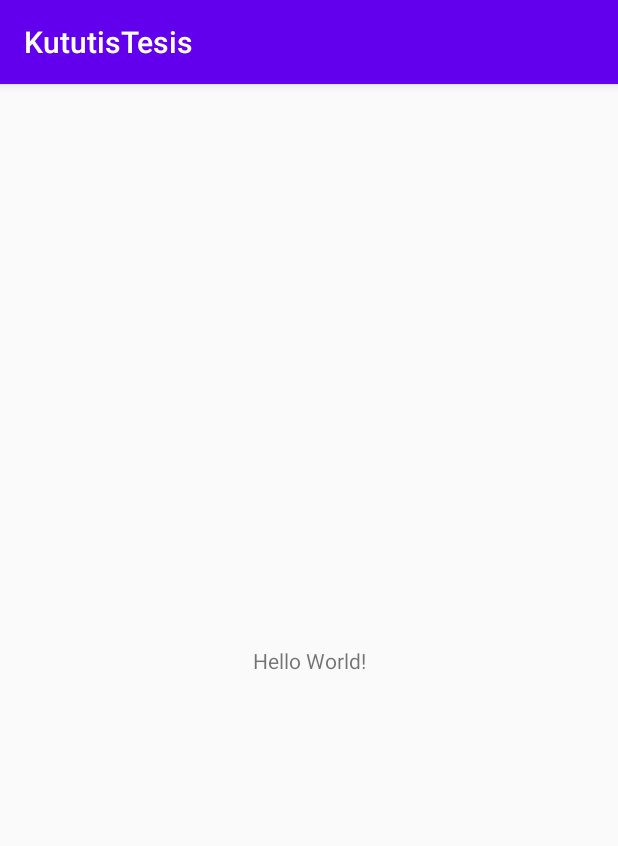
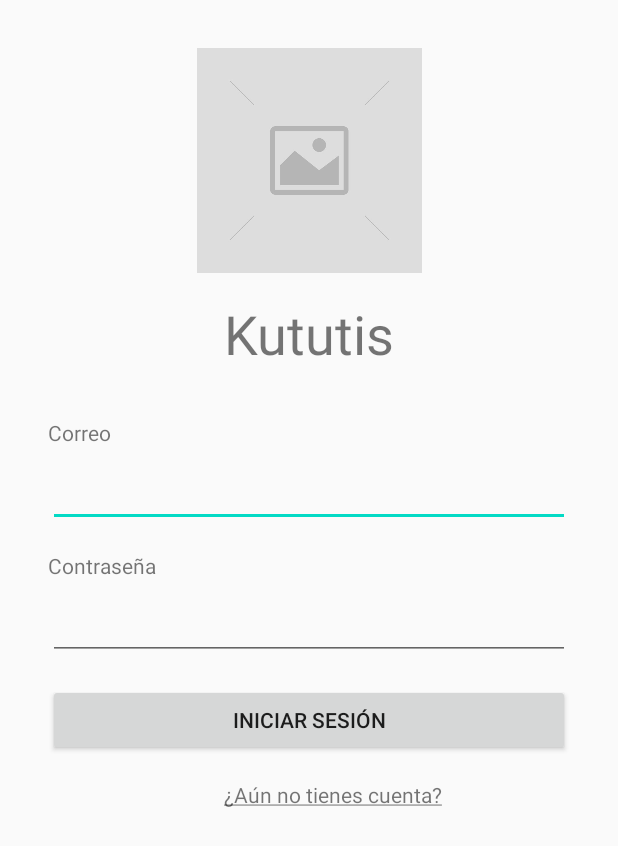
Before and after one commit to PieroAranda/Kututis2020, an Android app: the screen it shows after launch (MainActivity), on a phone screen of 412 x 824 dp. Shown: the top 846 px of the screen. Run offline under Robolectric (Android 15) with nearby library versions, the phone set to English and light mode, and no system bars.

Commit message:
Agrega la vista de Inicio de Sesión

```diff
--- a/app/src/main/java/com/example/kututistesis/MainActivity.java
+++ b/app/src/main/java/com/example/kututistesis/MainActivity.java
@@ -2,13 +2,32 @@ package com.example.kututistesis;
 
 import androidx.appcompat.app.AppCompatActivity;
 
+import android.graphics.Paint;
 import android.os.Bundle;
+import android.view.View;
+import android.widget.Button;
+import android.widget.TextView;
 
 public class MainActivity extends AppCompatActivity {
 
     @Override
     protected void onCreate(Bundle savedInstanceState) {
         super.onCreate(savedInstanceState);
-        setContentView(R.layout.activity_main);
+        getSupportActionBar().hide();
+        setContentView(R.layout.paciente_inicio_sesion);
+
+        // Instancia los elementos de la vista
+        TextView textSignUp = (TextView) findViewById(R.id.text_sign_up);
+        Button buttonSignIn = (Button) findViewById(R.id.button_sign_in);
+
+        // Subraya el texto para ir a la vista de registro
+        textSignUp.setPaintFlags(textSignUp.getPaintFlags() | Paint.UNDERLINE_TEXT_FLAG);
+
+        buttonSignIn.setOnClickListener(new View.OnClickListener() {
+            @Override
+            public void onClick(View v) {
+
+            }
+        });
     }
 }
--- /dev/null
+++ b/app/src/main/res/layout/paciente_inicio_sesion.xml
@@ -0,0 +1,103 @@
+<?xml version="1.0" encoding="utf-8"?>
+<androidx.constraintlayout.widget.ConstraintLayout xmlns:android="http://schemas.android.com/apk/res/android"
+    xmlns:tools="http://schemas.android.com/tools"
+    android:layout_width="match_parent"
+    android:layout_height="match_parent"
+    xmlns:app="http://schemas.android.com/apk/res-auto">
+
+    <ImageView
+        android:id="@+id/image_app_logo"
+        android:layout_width="150dp"
+        android:layout_height="150dp"
+        app:layout_constraintLeft_toLeftOf="parent"
+        app:layout_constraintRight_toRightOf="parent"
+        app:layout_constraintTop_toTopOf="parent"
+        android:layout_marginTop="32dp"
+        android:src="@drawable/image_placeholder"
+        />
+
+    <TextView
+        android:id="@+id/text_app_title"
+        android:layout_width="wrap_content"
+        android:layout_height="wrap_content"
+        app:layout_constraintTop_toBottomOf="@id/image_app_logo"
+        app:layout_constraintRight_toRightOf="parent"
+        app:layout_constraintLeft_toLeftOf="parent"
+        android:layout_marginTop="16dp"
+        android:text="Kututis"
+        android:textSize="36dp"
+        />
+
+    <TextView
+        android:id="@+id/text_email"
+        android:layout_width="wrap_content"
+        android:layout_height="wrap_content"
+        app:layout_constraintTop_toBottomOf="@id/text_app_title"
+        app:layout_constraintLeft_toLeftOf="parent"
+        android:layout_marginLeft="32dp"
+        android:layout_marginTop="32dp"
+        android:text="Correo"
+        />
+
+    <EditText
+        android:id="@+id/edit_text_email"
+        android:layout_width="match_parent"
+        android:layout_height="wrap_content"
+        app:layout_constraintTop_toBottomOf="@id/text_email"
+        app:layout_constraintLeft_toLeftOf="parent"
+        app:layout_constraintRight_toRightOf="parent"
+        android:layout_marginLeft="32dp"
+        android:layout_marginRight="32dp"
+        android:layout_marginTop="8dp"
+        android:text=""
+        android:maxLines="1"
+        android:inputType="textEmailAddress"/>
+
+    <TextView
+        android:id="@+id/text_password"
+        android:layout_width="wrap_content"
+        android:layout_height="wrap_content"
+        app:layout_constraintTop_toBottomOf="@id/edit_text_email"
+        app:layout_constraintLeft_toLeftOf="parent"
+        android:layout_marginLeft="32dp"
+        android:layout_marginTop="16dp"
+        android:text="Contraseña"
+        />
+
+    <EditText
+        android:id="@+id/edit_text_password"
+        android:layout_width="match_parent"
+        android:layout_height="wrap_content"
+        app:layout_constraintTop_toBottomOf="@id/text_password"
+        app:layout_constraintLeft_toLeftOf="parent"
+        app:layout_constraintRight_toRightOf="parent"
+        android:layout_marginLeft="32dp"
+        android:layout_marginRight="32dp"
+        android:layout_marginTop="8dp"
+        android:text=""
+        android:inputType="textPassword"/>
+
+    <Button
+        android:id="@+id/button_sign_in"
+        android:layout_width="match_parent"
+        android:layout_height="wrap_content"
+        android:text="Iniciar Sesión"
+        app:layout_constraintTop_toBottomOf="@id/edit_text_password"
+        app:layout_constraintLeft_toLeftOf="parent"
+        app:layout_constraintRight_toRightOf="parent"
+        android:layout_marginLeft="32dp"
+        android:layout_marginRight="32dp"
+        android:layout_marginTop="16dp"/>
+
+    <TextView
+        android:id="@+id/text_sign_up"
+        android:layout_width="wrap_content"
+        android:layout_height="wrap_content"
+        app:layout_constraintTop_toBottomOf="@id/button_sign_in"
+        app:layout_constraintLeft_toLeftOf="parent"
+        app:layout_constraintRight_toRightOf="parent"
+        android:layout_marginLeft="32dp"
+        android:layout_marginTop="16dp"
+        android:text="¿Aún no tienes cuenta?"
+        />
+</androidx.constraintlayout.widget.ConstraintLayout>
```
Also changed, not shown: app/src/main/res/drawable-v24/image_placeholder.jpg (added).
